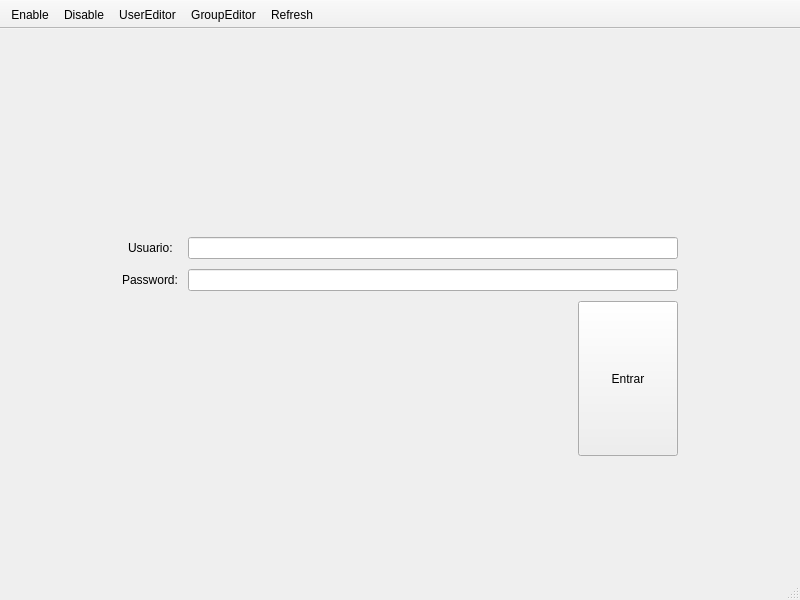
lliurex/lliurex-quota-gui, file mainwindow.ui: the form before one commit.
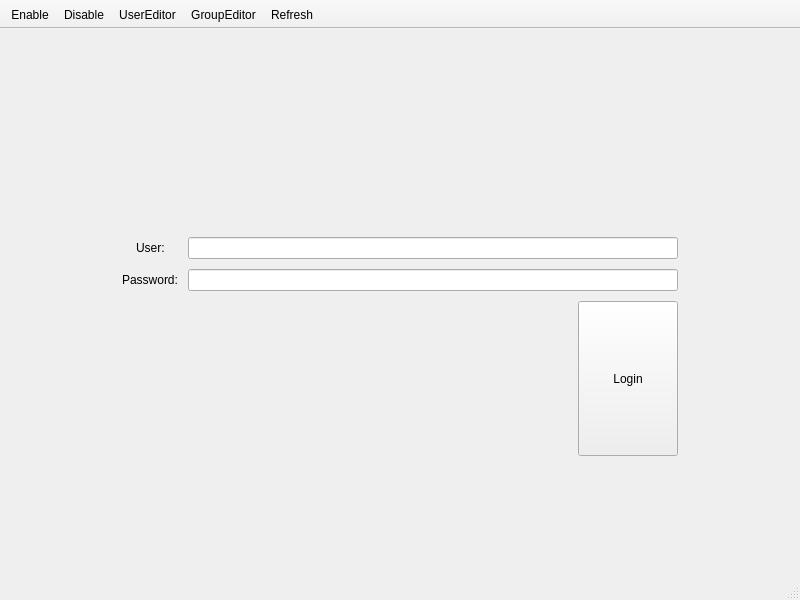
The form after the commit. The open tabs and pages were chosen to show the change. Icons and pictures are not drawn.

Diff of the .ui file:
```diff
--- a/mainwindow.ui
+++ b/mainwindow.ui
@@ -153,7 +153,7 @@
           <item row="0" column="0">
            <widget class="QLabel" name="lbl_usu">
             <property name="text">
-             <string>Usuario:</string>
+             <string>User:</string>
             </property>
            </widget>
           </item>
@@ -243,7 +243,7 @@
                 <enum>Qt::LeftToRight</enum>
                </property>
                <property name="text">
-                <string>Entrar</string>
+                <string>Login</string>
                </property>
                <property name="autoDefault">
                 <bool>false</bool>
```
Left out of the diff: 2 changed lines with no effect on the pictures.
